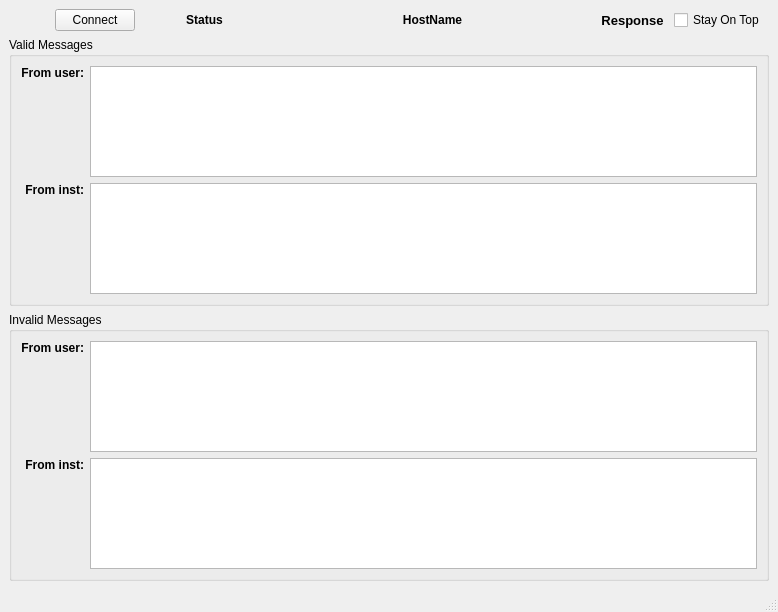
First picture: the form in instruments/instctrl/proxy/ProxyMainWindow.ui, repository NCAR/nimbus, before the edit.
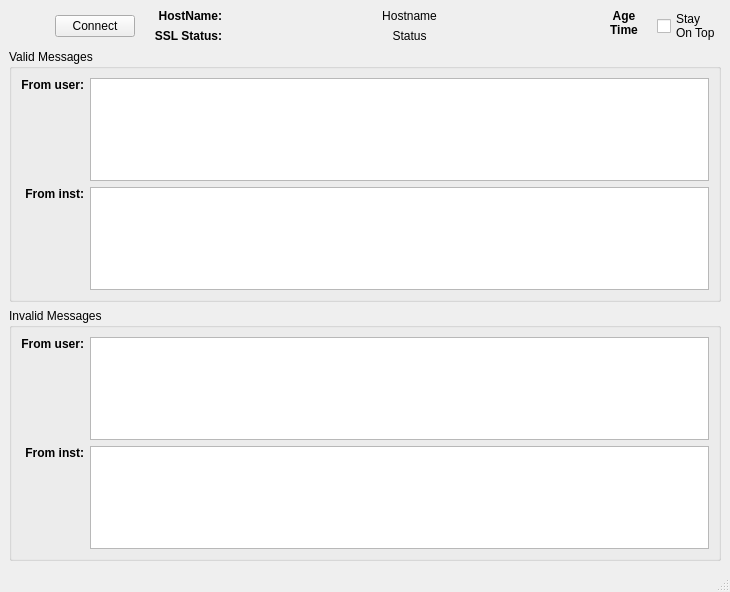
Second picture: the form after the edit.

Commit message: Modified ProxyMainWindow layout.

The edit to the form file:
```diff
--- a/instruments/instctrl/proxy/ProxyMainWindow.ui
+++ b/instruments/instctrl/proxy/ProxyMainWindow.ui
@@ -6,8 +6,8 @@
    <rect>
     <x>0</x>
     <y>0</y>
-    <width>778</width>
-    <height>612</height>
+    <width>730</width>
+    <height>592</height>
    </rect>
   </property>
   <property name="sizePolicy">
@@ -28,10 +28,7 @@
   <widget class="QWidget" name="centralwidget">
    <layout class="QVBoxLayout" name="verticalLayout">
     <item>
-     <layout class="QHBoxLayout" name="horizontalLayout_2">
-      <property name="rightMargin">
-       <number>4</number>
-      </property>
+     <layout class="QHBoxLayout" name="horizontalLayout">
       <item>
        <widget class="QPushButton" name="_view">
         <property name="sizePolicy">
@@ -58,11 +55,6 @@
        </widget>
       </item>
       <item>
-       <layout class="QHBoxLayout" name="horizontalLayout" stretch="1,0,3,0,8,0,0,0,0">
-        <property name="spacing">
-         <number>3</number>
-        </property>
-        <item>
          <widget class="QPushButton" name="_connect">
           <property name="sizePolicy">
            <sizepolicy hsizetype="Minimum" vsizetype="Fixed">
@@ -85,14 +77,45 @@
           </property>
           <property name="sizeHint" stdset="0">
            <size>
-            <width>7</width>
+          <width>13</width>
             <height>20</height>
            </size>
           </property>
          </spacer>
         </item>
         <item>
-         <widget class="QLabel" name="_proxyStatus">
+       <layout class="QGridLayout" name="gridLayout_3" rowstretch="0,0" rowminimumheight="0,0">
+        <item row="0" column="1">
+         <widget class="QLabel" name="_sslHostInfo">
+          <property name="text">
+           <string>Hostname</string>
+          </property>
+          <property name="alignment">
+           <set>Qt::AlignCenter</set>
+          </property>
+          <property name="indent">
+           <number>3</number>
+          </property>
+         </widget>
+        </item>
+        <item row="1" column="0">
+         <widget class="QLabel" name="_lblSslStatus">
+          <property name="font">
+           <font>
+            <weight>75</weight>
+            <bold>true</bold>
+           </font>
+          </property>
+          <property name="text">
+           <string>SSL Status:</string>
+          </property>
+          <property name="alignment">
+           <set>Qt::AlignRight|Qt::AlignTrailing|Qt::AlignVCenter</set>
+          </property>
+         </widget>
+        </item>
+        <item row="1" column="1">
+         <widget class="QLabel" name="_sslStatus">
           <property name="sizePolicy">
            <sizepolicy hsizetype="MinimumExpanding" vsizetype="Fixed">
             <horstretch>0</horstretch>
@@ -107,8 +130,8 @@
           </property>
           <property name="font">
            <font>
-            <weight>75</weight>
-            <bold>true</bold>
+            <weight>50</weight>
+            <bold>false</bold>
            </font>
           </property>
           <property name="frameShape">
@@ -120,38 +143,13 @@
           <property name="alignment">
            <set>Qt::AlignCenter</set>
           </property>
+          <property name="indent">
+           <number>3</number>
+          </property>
          </widget>
         </item>
-        <item>
-         <spacer name="horizontalSpacer_3">
-          <property name="orientation">
-           <enum>Qt::Horizontal</enum>
-          </property>
-          <property name="sizeType">
-           <enum>QSizePolicy::Fixed</enum>
-          </property>
-          <property name="sizeHint" stdset="0">
-           <size>
-            <width>7</width>
-            <height>20</height>
-           </size>
-          </property>
-         </spacer>
-        </item>
-        <item>
-         <widget class="QLabel" name="_sslHostInfo">
-          <property name="sizePolicy">
-           <sizepolicy hsizetype="Minimum" vsizetype="Minimum">
-            <horstretch>0</horstretch>
-            <verstretch>0</verstretch>
-           </sizepolicy>
-          </property>
-          <property name="minimumSize">
-           <size>
-            <width>100</width>
-            <height>0</height>
-           </size>
-          </property>
+        <item row="0" column="0">
+         <widget class="QLabel" name="_lblHostname">
           <property name="font">
            <font>
             <weight>75</weight>
@@ -159,15 +157,14 @@
            </font>
           </property>
           <property name="text">
-           <string>HostName</string>
+           <string>HostName:</string>
           </property>
           <property name="alignment">
-           <set>Qt::AlignCenter</set>
-          </property>
-          <property name="indent">
-           <number>1</number>
+           <set>Qt::AlignRight|Qt::AlignTrailing|Qt::AlignVCenter</set>
           </property>
          </widget>
+        </item>
+       </layout>
         </item>
         <item>
          <spacer name="horizontalSpacer">
@@ -179,7 +176,7 @@
           </property>
           <property name="sizeHint" stdset="0">
            <size>
-            <width>7</width>
+          <width>13</width>
             <height>20</height>
            </size>
           </property>
@@ -189,16 +186,16 @@
          <widget class="QLabel" name="_responseAge">
           <property name="font">
            <font>
-            <pointsize>10</pointsize>
             <weight>75</weight>
             <bold>true</bold>
            </font>
           </property>
           <property name="text">
-           <string>Response</string>
+         <string>Age
+Time</string>
           </property>
           <property name="alignment">
-           <set>Qt::AlignCenter</set>
+         <set>Qt::AlignHCenter|Qt::AlignTop</set>
           </property>
          </widget>
         </item>
@@ -212,7 +209,7 @@
           </property>
           <property name="sizeHint" stdset="0">
            <size>
-            <width>7</width>
+          <width>13</width>
             <height>20</height>
            </size>
           </property>
@@ -221,11 +218,10 @@
         <item>
          <widget class="QCheckBox" name="_onTop">
           <property name="text">
-           <string>Stay On Top</string>
-          </property>
-         </widget>
-        </item>
-       </layout>
+         <string>Stay
+On Top</string>
+        </property>
+       </widget>
       </item>
      </layout>
     </item>
```
Left out of the diff: 4 changed lines with no effect on the pictures. Lines whose indentation alone changed are shown as unchanged. The commit also changes 1 other file.
